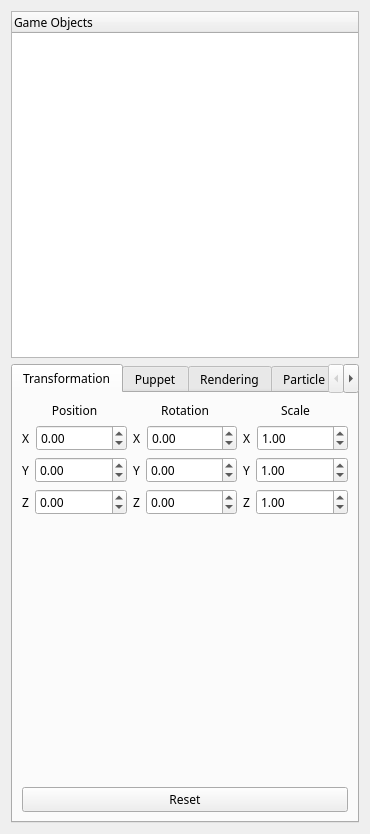
The window that Source/UI/HierarchyWidget.ui (kevinmore/Project-Nebula) describes before a commit, drawn with Qt 5.
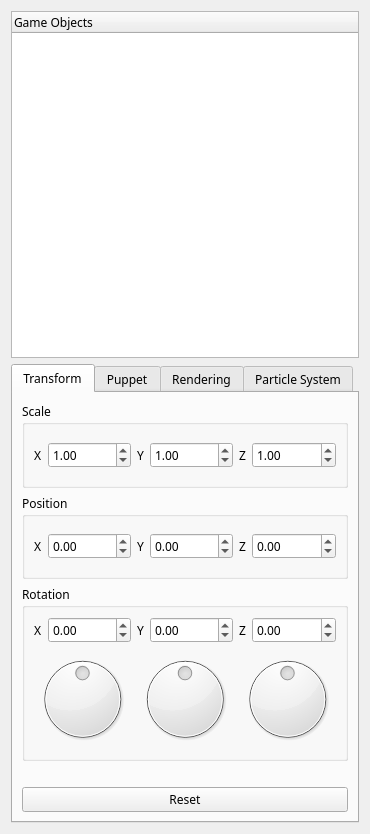
The same window after the commit. The open tabs and pages were chosen to show the change.

Commit message: Transform tab done, units to 1 meter

Patch:
```diff
--- a/Source/UI/HierarchyWidget.ui
+++ b/Source/UI/HierarchyWidget.ui
@@ -80,23 +80,123 @@
      </property>
      <widget class="QWidget" name="TransformTab">
       <attribute name="title">
-       <string>Transformation</string>
+       <string>Transform</string>
       </attribute>
-      <layout class="QVBoxLayout" name="verticalLayout_5">
-       <item>
-        <layout class="QHBoxLayout" name="horizontalLayout_4">
-         <item>
           <layout class="QVBoxLayout" name="verticalLayout_2">
            <item>
-            <widget class="QLabel" name="label">
+        <widget class="QGroupBox" name="groupBox_4">
+         <property name="title">
+          <string>Scale</string>
+         </property>
+         <layout class="QHBoxLayout" name="horizontalLayout_17">
+          <item>
+           <layout class="QHBoxLayout" name="horizontalLayout_10">
+            <item>
+             <widget class="QLabel" name="label_10">
              <property name="text">
+               <string>X</string>
+              </property>
+             </widget>
+            </item>
+            <item>
+             <widget class="QDoubleSpinBox" name="doubleSpinBox_ScaleX">
+              <property name="sizePolicy">
+               <sizepolicy hsizetype="Expanding" vsizetype="Fixed">
+                <horstretch>0</horstretch>
+                <verstretch>0</verstretch>
+               </sizepolicy>
+              </property>
+              <property name="minimum">
+               <double>0.000000000000000</double>
+              </property>
+              <property name="maximum">
+               <double>99999.990000000005239</double>
+              </property>
+              <property name="singleStep">
+               <double>0.100000000000000</double>
+              </property>
+              <property name="value">
+               <double>1.000000000000000</double>
+              </property>
+             </widget>
+            </item>
+           </layout>
+          </item>
+          <item>
+           <layout class="QHBoxLayout" name="horizontalLayout_11">
+            <item>
+             <widget class="QLabel" name="label_11">
+              <property name="text">
+               <string>Y</string>
+              </property>
+             </widget>
+            </item>
+            <item>
+             <widget class="QDoubleSpinBox" name="doubleSpinBox_ScaleY">
+              <property name="sizePolicy">
+               <sizepolicy hsizetype="Expanding" vsizetype="Fixed">
+                <horstretch>0</horstretch>
+                <verstretch>0</verstretch>
+               </sizepolicy>
+              </property>
+              <property name="minimum">
+               <double>0.000000000000000</double>
+              </property>
+              <property name="maximum">
+               <double>99999.990000000005239</double>
+              </property>
+              <property name="singleStep">
+               <double>0.100000000000000</double>
+              </property>
+              <property name="value">
+               <double>1.000000000000000</double>
+              </property>
+             </widget>
+            </item>
+           </layout>
+          </item>
+          <item>
+           <layout class="QHBoxLayout" name="horizontalLayout_12">
+            <item>
+             <widget class="QLabel" name="label_12">
+              <property name="text">
+               <string>Z</string>
+              </property>
+             </widget>
+            </item>
+            <item>
+             <widget class="QDoubleSpinBox" name="doubleSpinBox_ScaleZ">
+              <property name="sizePolicy">
+               <sizepolicy hsizetype="Expanding" vsizetype="Fixed">
+                <horstretch>0</horstretch>
+                <verstretch>0</verstretch>
+               </sizepolicy>
+              </property>
+              <property name="minimum">
+               <double>0.000000000000000</double>
+              </property>
+              <property name="maximum">
+               <double>99999.990000000005239</double>
+              </property>
+              <property name="singleStep">
+               <double>0.100000000000000</double>
+              </property>
+              <property name="value">
+               <double>1.000000000000000</double>
+              </property>
+             </widget>
+            </item>
+           </layout>
+          </item>
+         </layout>
+        </widget>
+       </item>
+       <item>
+        <widget class="QGroupBox" name="groupBox_3">
+         <property name="title">
               <string>Position</string>
              </property>
-             <property name="alignment">
-              <set>Qt::AlignCenter</set>
-             </property>
-            </widget>
-           </item>
+         <layout class="QHBoxLayout" name="horizontalLayout_4">
            <item>
             <layout class="QHBoxLayout" name="horizontalLayout">
              <item>
@@ -197,20 +297,45 @@
             </layout>
            </item>
           </layout>
+        </widget>
          </item>
          <item>
-          <layout class="QVBoxLayout" name="verticalLayout_3">
-           <item>
-            <widget class="QLabel" name="label_2">
-             <property name="text">
+        <widget class="QGroupBox" name="groupBox_5">
+         <property name="title">
               <string>Rotation</string>
              </property>
-             <property name="alignment">
-              <set>Qt::AlignCenter</set>
+         <layout class="QGridLayout" name="gridLayout_5">
+          <item row="0" column="2">
+           <layout class="QHBoxLayout" name="horizontalLayout_8">
+            <item>
+             <widget class="QLabel" name="label_9">
+              <property name="text">
+               <string>Z</string>
              </property>
             </widget>
            </item>
            <item>
+             <widget class="QDoubleSpinBox" name="doubleSpinBox_RotationZ">
+              <property name="sizePolicy">
+               <sizepolicy hsizetype="Expanding" vsizetype="Fixed">
+                <horstretch>0</horstretch>
+                <verstretch>0</verstretch>
+               </sizepolicy>
+              </property>
+              <property name="minimum">
+               <double>-180.000000000000000</double>
+              </property>
+              <property name="maximum">
+               <double>180.000000000000000</double>
+              </property>
+              <property name="singleStep">
+               <double>10.000000000000000</double>
+              </property>
+             </widget>
+            </item>
+           </layout>
+          </item>
+          <item row="0" column="0">
             <layout class="QHBoxLayout" name="horizontalLayout_6">
              <item>
               <widget class="QLabel" name="label_7">
@@ -228,10 +353,10 @@
                 </sizepolicy>
                </property>
                <property name="minimum">
-                <double>-360.000000000000000</double>
+               <double>-180.000000000000000</double>
                </property>
                <property name="maximum">
-                <double>360.000000000000000</double>
+               <double>180.000000000000000</double>
                </property>
                <property name="singleStep">
                 <double>10.000000000000000</double>
@@ -240,7 +365,7 @@
              </item>
             </layout>
            </item>
-           <item>
+          <item row="0" column="1">
             <layout class="QHBoxLayout" name="horizontalLayout_7">
              <item>
               <widget class="QLabel" name="label_8">
@@ -258,10 +383,10 @@
                 </sizepolicy>
                </property>
                <property name="minimum">
-                <double>-360.000000000000000</double>
+               <double>-180.000000000000000</double>
                </property>
                <property name="maximum">
-                <double>360.000000000000000</double>
+               <double>180.000000000000000</double>
                </property>
                <property name="singleStep">
                 <double>10.000000000000000</double>
@@ -270,174 +395,90 @@
              </item>
             </layout>
            </item>
+          <item row="1" column="0">
+           <layout class="QHBoxLayout" name="horizontalLayout_18">
            <item>
-            <layout class="QHBoxLayout" name="horizontalLayout_8">
-             <item>
-              <widget class="QLabel" name="label_9">
-               <property name="text">
-                <string>Z</string>
-               </property>
-              </widget>
-             </item>
-             <item>
-              <widget class="QDoubleSpinBox" name="doubleSpinBox_RotationZ">
-               <property name="sizePolicy">
-                <sizepolicy hsizetype="Expanding" vsizetype="Fixed">
-                 <horstretch>0</horstretch>
-                 <verstretch>0</verstretch>
-                </sizepolicy>
-               </property>
+             <widget class="QDial" name="dial_RotationX">
                <property name="minimum">
-                <double>-360.000000000000000</double>
+               <number>-180</number>
                </property>
                <property name="maximum">
-                <double>360.000000000000000</double>
-               </property>
-               <property name="singleStep">
-                <double>10.000000000000000</double>
-               </property>
-              </widget>
-             </item>
-            </layout>
-           </item>
-          </layout>
-         </item>
-         <item>
-          <layout class="QVBoxLayout" name="verticalLayout_4">
-           <item>
-            <widget class="QLabel" name="label_3">
-             <property name="sizePolicy">
-              <sizepolicy hsizetype="Preferred" vsizetype="Preferred">
-               <horstretch>0</horstretch>
-               <verstretch>0</verstretch>
-              </sizepolicy>
-             </property>
-             <property name="minimumSize">
-              <size>
-               <width>0</width>
-               <height>0</height>
-              </size>
-             </property>
-             <property name="text">
-              <string>Scale</string>
-             </property>
-             <property name="alignment">
-              <set>Qt::AlignCenter</set>
-             </property>
-            </widget>
-           </item>
-           <item>
-            <layout class="QHBoxLayout" name="horizontalLayout_10">
-             <item>
-              <widget class="QLabel" name="label_10">
-               <property name="text">
-                <string>X</string>
-               </property>
-              </widget>
-             </item>
+               <number>180</number>
+              </property>
+              <property name="wrapping">
+               <bool>true</bool>
+              </property>
+              <property name="notchTarget">
+               <double>5.000000000000000</double>
+              </property>
+              <property name="notchesVisible">
+               <bool>false</bool>
+              </property>
+             </widget>
+            </item>
+           </layout>
+          </item>
+          <item row="1" column="1">
+           <layout class="QHBoxLayout" name="horizontalLayout_29">
              <item>
-              <widget class="QDoubleSpinBox" name="doubleSpinBox_ScaleX">
-               <property name="sizePolicy">
-                <sizepolicy hsizetype="Expanding" vsizetype="Fixed">
-                 <horstretch>0</horstretch>
-                 <verstretch>0</verstretch>
-                </sizepolicy>
-               </property>
+             <widget class="QDial" name="dial_RotationY">
                <property name="minimum">
-                <double>0.000000000000000</double>
+               <number>-180</number>
                </property>
                <property name="maximum">
-                <double>99999.990000000005239</double>
-               </property>
-               <property name="singleStep">
-                <double>0.100000000000000</double>
-               </property>
-               <property name="value">
-                <double>1.000000000000000</double>
-               </property>
+               <number>180</number>
+              </property>
+              <property name="wrapping">
+               <bool>true</bool>
+              </property>
+              <property name="notchTarget">
+               <double>5.000000000000000</double>
+              </property>
+              <property name="notchesVisible">
+               <bool>false</bool>
+              </property>
               </widget>
              </item>
             </layout>
            </item>
+          <item row="1" column="2">
+           <layout class="QHBoxLayout" name="horizontalLayout_30">
            <item>
-            <layout class="QHBoxLayout" name="horizontalLayout_11">
-             <item>
-              <widget class="QLabel" name="label_11">
-               <property name="text">
-                <string>Y</string>
-               </property>
-              </widget>
-             </item>
-             <item>
-              <widget class="QDoubleSpinBox" name="doubleSpinBox_ScaleY">
-               <property name="sizePolicy">
-                <sizepolicy hsizetype="Expanding" vsizetype="Fixed">
-                 <horstretch>0</horstretch>
-                 <verstretch>0</verstretch>
-                </sizepolicy>
-               </property>
+             <widget class="QDial" name="dial_RotationZ">
                <property name="minimum">
-                <double>0.000000000000000</double>
+               <number>-180</number>
                </property>
                <property name="maximum">
-                <double>99999.990000000005239</double>
-               </property>
-               <property name="singleStep">
-                <double>0.100000000000000</double>
-               </property>
-               <property name="value">
-                <double>1.000000000000000</double>
-               </property>
-              </widget>
-             </item>
-            </layout>
-           </item>
-           <item>
-            <layout class="QHBoxLayout" name="horizontalLayout_12">
-             <item>
-              <widget class="QLabel" name="label_12">
-               <property name="text">
-                <string>Z</string>
+               <number>180</number>
+              </property>
+              <property name="wrapping">
+               <bool>true</bool>
+              </property>
+              <property name="notchTarget">
+               <double>5.000000000000000</double>
+              </property>
+              <property name="notchesVisible">
+               <bool>false</bool>
                </property>
               </widget>
              </item>
-             <item>
-              <widget class="QDoubleSpinBox" name="doubleSpinBox_ScaleZ">
-               <property name="sizePolicy">
-                <sizepolicy hsizetype="Expanding" vsizetype="Fixed">
-                 <horstretch>0</horstretch>
-                 <verstretch>0</verstretch>
-                </sizepolicy>
-               </property>
-               <property name="minimum">
-                <double>0.000000000000000</double>
-               </property>
-               <property name="maximum">
-                <double>99999.990000000005239</double>
-               </property>
-               <property name="singleStep">
-                <double>0.100000000000000</double>
-               </property>
-               <property name="value">
-                <double>1.000000000000000</double>
-               </property>
-              </widget>
-             </item>
             </layout>
            </item>
           </layout>
-         </item>
-        </layout>
+        </widget>
        </item>
        <item>
         <spacer name="verticalSpacer">
          <property name="orientation">
           <enum>Qt::Vertical</enum>
          </property>
+         <property name="sizeType">
+          <enum>QSizePolicy::Fixed</enum>
+         </property>
          <property name="sizeHint" stdset="0">
           <size>
            <width>20</width>
-           <height>199</height>
+           <height>20</height>
           </size>
          </property>
         </spacer>
```
Left out of the diff: 22 changed lines with no effect on the pictures. Lines whose indentation alone changed are shown as unchanged. The commit also changes 16 other files.
